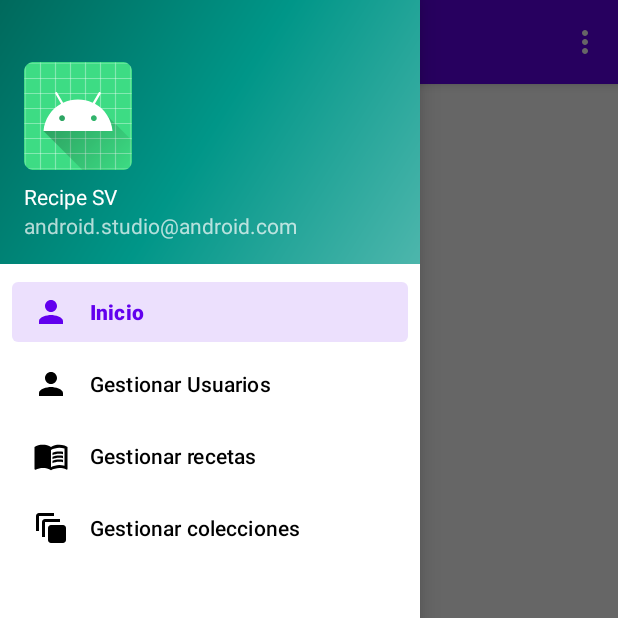
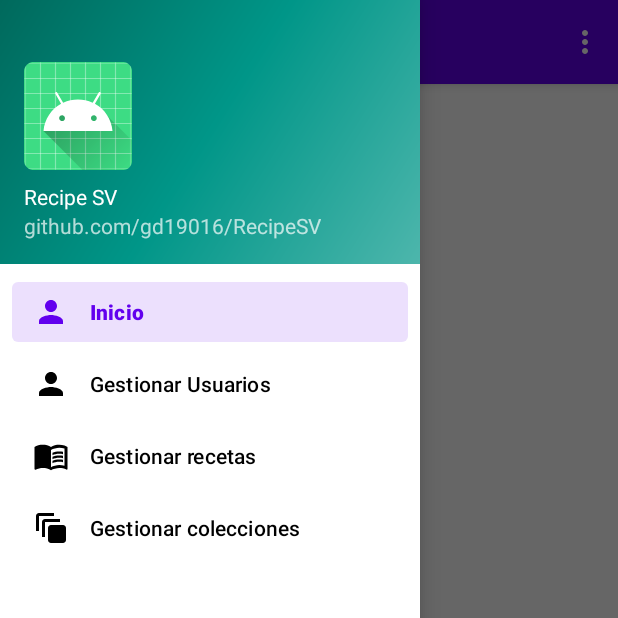
Before and after one commit to gd19016/RecipeSV, an Android app: the RecipesActivity screen opened directly, with no data from a screen before it, with the side drawer open, on a phone screen of 412 x 824 dp, the top half of it. Run offline under Robolectric (Android 15) with nearby library versions, the phone set to English and light mode, and no system bars; our stand-ins replace navigation-ui.

Commit message:
Timer and notification integration.

```diff
--- a/app/build.gradle
+++ b/app/build.gradle
@@ -69,6 +69,9 @@ dependencies {
     testImplementation 'junit:junit:4.13.2'
     androidTestImplementation 'androidx.test.ext:junit:1.1.3'
     androidTestImplementation 'androidx.test.espresso:espresso-core:3.4.0'
+
+    //noinspection GradleCompatible
+    //implementation "com.android.support:support-compat:28.0.0"
 }
 
 /*dependencies {
--- a/app/src/main/java/sv/edu/ues/fia/eisi/recipesv/RecipesActivity.kt
+++ b/app/src/main/java/sv/edu/ues/fia/eisi/recipesv/RecipesActivity.kt
@@ -1,5 +1,8 @@
 package sv.edu.ues.fia.eisi.recipesv
 
+import android.app.NotificationChannel
+import android.app.NotificationManager
+import android.os.Build
 import android.os.Bundle
 import android.view.Menu
 import android.widget.Button
@@ -7,6 +10,7 @@ import android.widget.EditText
 import android.widget.Toast
 import androidx.appcompat.app.AppCompatActivity
 import androidx.appcompat.widget.Toolbar
+import androidx.core.content.ContextCompat
 import androidx.drawerlayout.widget.DrawerLayout
 import androidx.navigation.findNavController
 import androidx.navigation.ui.AppBarConfiguration
@@ -21,6 +25,20 @@ class RecipesActivity : AppCompatActivity() {
     override fun onCreate(savedInstanceState: Bundle?) {
         super.onCreate(savedInstanceState)
         setContentView(R.layout.activity_main)
+
+        if (Build.VERSION.SDK_INT >= Build.VERSION_CODES.O) {
+            // Create the NotificationChannel
+            val name = getString(R.string.channel_name)
+            val descriptionText = getString(R.string.channel_description)
+            val importance = NotificationManager.IMPORTANCE_DEFAULT
+            val CHANNEL_ID = "notif_recipe_sv"
+            val mChannel = NotificationChannel(CHANNEL_ID, name, importance)
+            mChannel.description = descriptionText
+            // Register the channel with the system; you can't change the importance
+            // or other notification behaviors after this
+            val notificationManager = ContextCompat.getSystemService(this, NotificationManager::class.java) as NotificationManager
+            notificationManager.createNotificationChannel(mChannel)
+        }
 
         val toolbar: Toolbar = findViewById(R.id.toolbar)
         setSupportActionBar(toolbar)
--- /dev/null
+++ b/app/src/main/res/drawable/ic_button_start.xml
@@ -0,0 +1,5 @@
+<vector android:height="24dp" android:tint="#000000"
+    android:viewportHeight="24" android:viewportWidth="24"
+    android:width="24dp" xmlns:android="http://schemas.android.com/apk/res/android">
+    <path android:fillColor="@android:color/white" android:pathData="M8,5v14l11,-7z"/>
+</vector>
--- a/app/src/main/res/values/strings.xml
+++ b/app/src/main/res/values/strings.xml
@@ -3,7 +3,7 @@
     <string name="navigation_drawer_open">Open navigation drawer</string>
     <string name="navigation_drawer_close">Close navigation drawer</string>
     <string name="nav_header_title">Recipe SV</string>
-    <string name="nav_header_subtitle">android.studio@android.com</string>
+    <string name="nav_header_subtitle">github.com/gd19016/RecipeSV</string>
     <string name="nav_header_desc">Navigation header</string>
     <string name="action_settings">Settings</string>
 
@@ -56,6 +56,9 @@
     <string name="gestionar_inicio">Inicio</string>
     <string name="preview">Ver</string>
     <string name="favorito_hint">Favorito</string>
+    <string name="iniciar_conteo_hint">Iniciar</string>
+    <string name="channel_name">notif_recipesv</string>
+    <string name="channel_description">Notificaciones de RecipeSV</string>
 
 
 </resources>
```
Also changed, not shown: app/src/main/java/sv/edu/ues/fia/eisi/recipesv/ui/inicio/VerRecetaFragment.kt (+38 -3 lines), app/src/main/res/layout/fragment_ver_receta.xml (+24 -2 lines).
